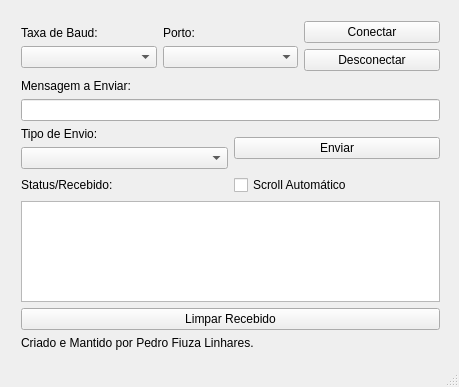
First picture: the form in mainwindow.ui, repository ProFL/QtSerialTerminal, before the edit.
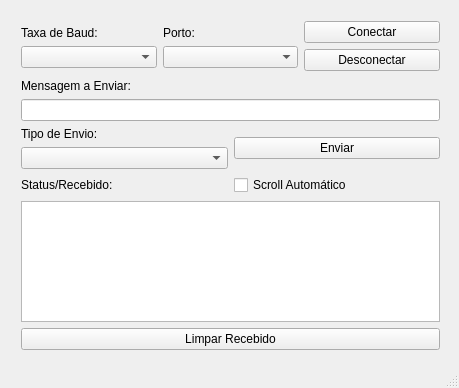
Second picture: the form after the edit.

Commit message: Removed unecessary ego buffing line from the UI.

What changed in the file:
```diff
--- a/mainwindow.ui
+++ b/mainwindow.ui
@@ -7,7 +7,7 @@
     <x>0</x>
     <y>0</y>
     <width>459</width>
-    <height>387</height>
+    <height>388</height>
    </rect>
   </property>
   <property name="windowTitle">
@@ -161,13 +161,6 @@
        </property>
       </widget>
      </item>
-     <item>
-      <widget class="QLabel" name="label_6">
-       <property name="text">
-        <string>Criado e Mantido por Pedro Fiuza Linhares.</string>
-       </property>
-      </widget>
-     </item>
     </layout>
    </widget>
    <zorder>verticalLayoutWidget</zorder>
```
Left out of the diff: 2 changed lines with no effect on the pictures.
